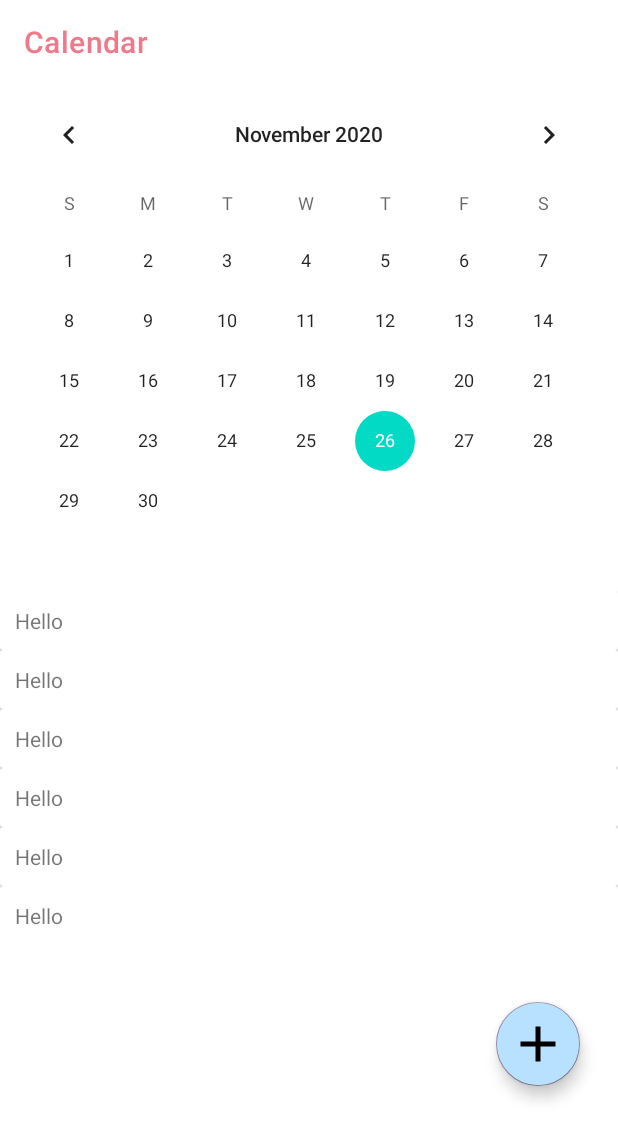
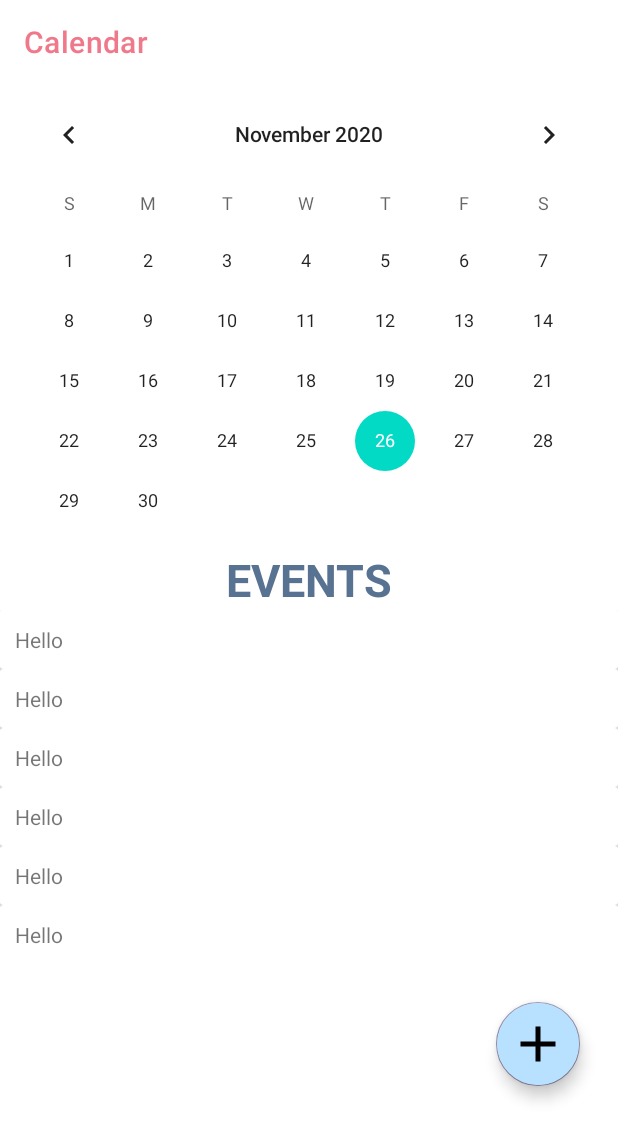
Before and after one commit to thespacemanatee/Beaver-App, an Android app: the fragment CalendarFragment placed in its activity, on a phone screen of 412 x 824 dp. Shown: the top 1140 px of the screen. Run offline under Robolectric (Android 15) with nearby library versions, the phone set to English and light mode, and no system bars; our stand-ins replace CircleImageView, Firebase (no records; nobody signed in at launch, a user with empty details on screens opened directly); libraries missing offline, so code that uses them is left out: com.ismaeldivita.chipnavigation, com.yarolegovich.slidingrootnav; plain views replace CalendarView, CollapsibleCalendar; Roboto replaces fonts that are not available here; 9 statements that could not run were skipped.

Commit message:
Modified CalendarFragment

```diff
--- a/app/src/main/res/layout/fragment_calendar.xml
+++ b/app/src/main/res/layout/fragment_calendar.xml
@@ -13,7 +13,16 @@
     <CalendarView
         android:id="@+id/calendar_view"
         android:layout_width="match_parent"
-        android:layout_height="wrap_content"/>
+        android:layout_height="300dp" />
+    <TextView
+        android:layout_width="match_parent"
+        android:layout_height="wrap_content"
+        android:layout_marginTop="10dp"
+        android:text="EVENTS"
+        android:textSize="30dp"
+        android:gravity="center"
+        android:textColor="@color/beever_blue"
+        android:textStyle="bold"/>
 
 
     <androidx.constraintlayout.widget.ConstraintLayout
```
Also changed, not shown: app/src/main/java/com/example/beever/admin/MainActivity.java (+0 -11 lines).
